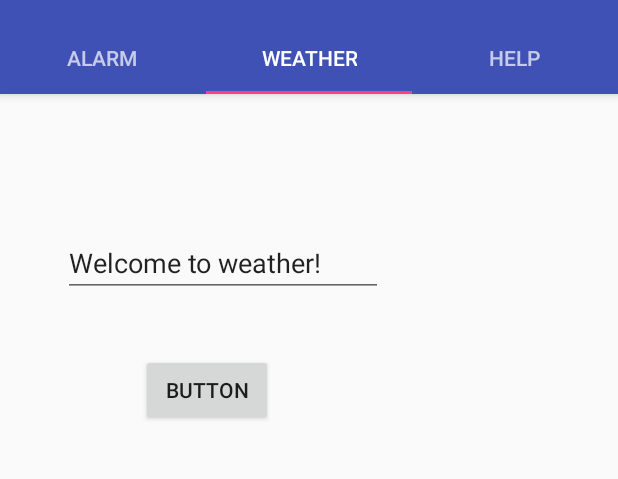
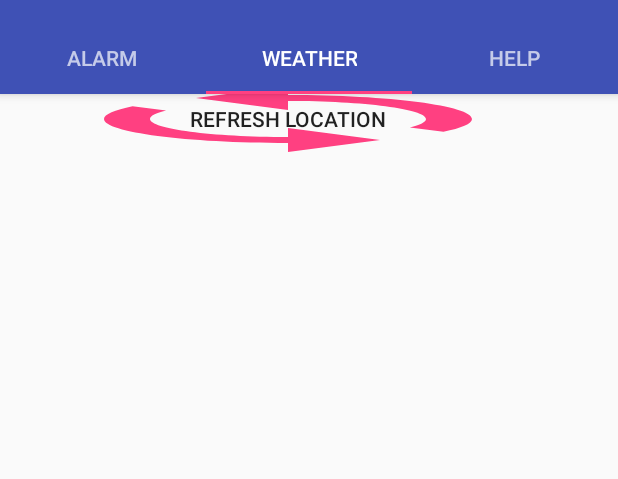
Before and after one commit to BrookeLin/GoodStart, an Android app: the screen it shows after launch (MainActivity), tab 2 chosen, on a phone screen of 412 x 824 dp, the part 74-553 px from its top. Run offline under Robolectric (Android 15) with nearby library versions, the phone set to English and light mode, and no system bars.

Commit message:
GPS called

```diff
--- a/app/src/main/java/com/example/brookelin/goodstart/ClothingPicker.java
+++ b/app/src/main/java/com/example/brookelin/goodstart/ClothingPicker.java
@@ -10,7 +10,7 @@ public class ClothingPicker {
 
     public Integer pants;   //1 is shorts, 2 is pants
     public Integer tops;    // 1 is tank top, 2 is short sleeve, 3 is long sleeve, 4 is sweatshirt, 5 is winter jacket
-    public Integer accessory;  //1 is raincoat/umbrella, 2 is sunglasses, 3 is winter hat
+    public Integer accessory;  // 0 is sunglasses, 1 is umbrella, 2 is raincoat, 3 is winter hat/mittens/scarf?
 
 
 
@@ -29,6 +29,8 @@ public class ClothingPicker {
                 pants=2;
 
 
+
+
     }else{
             if( highTemp>=68 && !windy)
                 pants=1;   //wear shorts
@@ -44,7 +46,7 @@ public class ClothingPicker {
 
 
     public int pickTops(Boolean hotPref, Double highTemp, Boolean windy){
-        tops=0;
+
         if(hotPref){
             if(windy){
                 tops=5;        //wear winter coat
--- a/app/src/main/java/com/example/brookelin/goodstart/MainActivity.java
+++ b/app/src/main/java/com/example/brookelin/goodstart/MainActivity.java
@@ -66,8 +66,15 @@ public class MainActivity extends AppCompatActivity {
             }
 
         });
+        //startActivity(new Intent(this, FindLocation.class));
 
     }
+
+    public void useGPS(View view){
+        Intent gpsIntent= new Intent(this, FindLocation.class);
+        startActivity(gpsIntent);
+    }
+
 
     /** Called when the user taps the add alarm button */
     public void addAlarm(View view) {
@@ -75,18 +82,6 @@ public class MainActivity extends AppCompatActivity {
         startActivity(alarmIntent);
     }
 
-    /*
-    public void accessAlarm(MenuItem item)
-    {
-        Intent intentAlarm = new Intent(this, AlarmReceiver.class);
-        startActivity(intentAlarm);
-
-        // pending intent delays the alarm
-        // until the time it's supposed to go off is reacher
-        PendingIntent pending = PendingIntent.getBroadcast(MainActivity.this, 0,
-                intentAlarm, PendingIntent.FLAG_UPDATE_CURRENT);
-    }
-    */
 
     /**
      * Opens up new page with setting options
--- a/app/src/main/java/com/example/brookelin/goodstart/WeatherFrag.java
+++ b/app/src/main/java/com/example/brookelin/goodstart/WeatherFrag.java
@@ -1,5 +1,6 @@
 package com.example.brookelin.goodstart;
 
+import android.content.Intent;
 import android.os.Bundle;
 import android.support.v4.app.Fragment;
 import android.view.LayoutInflater;
--- a/app/src/main/java/com/example/brookelin/goodstart/weatherapi/CurrentObservation.java
+++ b/app/src/main/java/com/example/brookelin/goodstart/weatherapi/CurrentObservation.java
@@ -1,7 +1,7 @@
 package com.example.brookelin.goodstart.weatherapi;
 
 /**
- * Created by aaronnspiewak on 4/20/17.
+ * Created by aaronn spiewak on 4/20/17.
  */
 
 public class CurrentObservation {
@@ -11,6 +11,7 @@ public class CurrentObservation {
     private double temp_f;
 
     private String relative_humidity;
+
     /* Basic weather string (e.g. "Partly Cloudy") */
     private String weather;
 
--- a/app/src/main/res/layout/fragment_weather.xml
+++ b/app/src/main/res/layout/fragment_weather.xml
@@ -1,36 +1,16 @@
-<RelativeLayout xmlns:android="http://schemas.android.com/apk/res/android"
-    xmlns:tools="http://schemas.android.com/tools"
-    android:layout_width="match_parent"
+<?xml version="1.0" encoding="utf-8"?>
+<LinearLayout xmlns:android="http://schemas.android.com/apk/res/android"
+    android:orientation="vertical" android:layout_width="match_parent"
     android:layout_height="match_parent"
-    android:paddingBottom="@dimen/activity_vertical_margin"
-    android:paddingLeft="@dimen/activity_horizontal_margin"
-    android:paddingRight="@dimen/activity_horizontal_margin"
-    android:paddingTop="@dimen/activity_vertical_margin"
-    tools:context="com.example.brookelin.goodstart.MainActivity$PlaceholderFragment">
-
-    <EditText
-        android:id="@+id/editText2"
-        android:layout_width="wrap_content"
-        android:layout_height="wrap_content"
-        android:layout_alignParentLeft="true"
-        android:layout_alignParentStart="true"
-        android:layout_alignParentTop="true"
-        android:layout_marginLeft="18dp"
-        android:layout_marginStart="18dp"
-        android:layout_marginTop="81dp"
-        android:ems="10"
-        android:inputType="textPersonName"
-        android:text="Welcome to weather!" />
+    android:weightSum="1">
 
     <Button
-        android:id="@+id/button"
-        android:layout_width="wrap_content"
+        android:id="@+id/getLocation"
+        android:layout_width="match_parent"
         android:layout_height="wrap_content"
-        android:layout_alignLeft="@+id/editText2"
-        android:layout_alignStart="@+id/editText2"
-        android:layout_below="@+id/editText2"
-        android:layout_marginLeft="52dp"
-        android:layout_marginStart="52dp"
-        android:layout_marginTop="38dp"
-        android:text="Button" />
-</RelativeLayout>
+        android:background="@drawable/ic_sync_black_24dp"
+        android:backgroundTint="@color/colorAccent"
+        android:onClick="useGPS"
+        android:text="Refresh Location" />
+
+</LinearLayout>
--- a/app/src/main/res/values/colors.xml
+++ b/app/src/main/res/values/colors.xml
@@ -2,5 +2,5 @@
 <resources>
     <color name="colorPrimary">#3F51B5</color>
     <color name="colorPrimaryDark">#303F9F</color>
-    <color name="colorAccent">#FF4081</color>
+    <color name="colorAccent">#ff4081</color>
 </resources>
```
Also changed, not shown: app/src/main/java/com/example/brookelin/goodstart/FindLocation.java (+6 -15 lines), app/src/main/res/layout/locationfinder.xml (added, +29 -0 lines), 1 other file.
